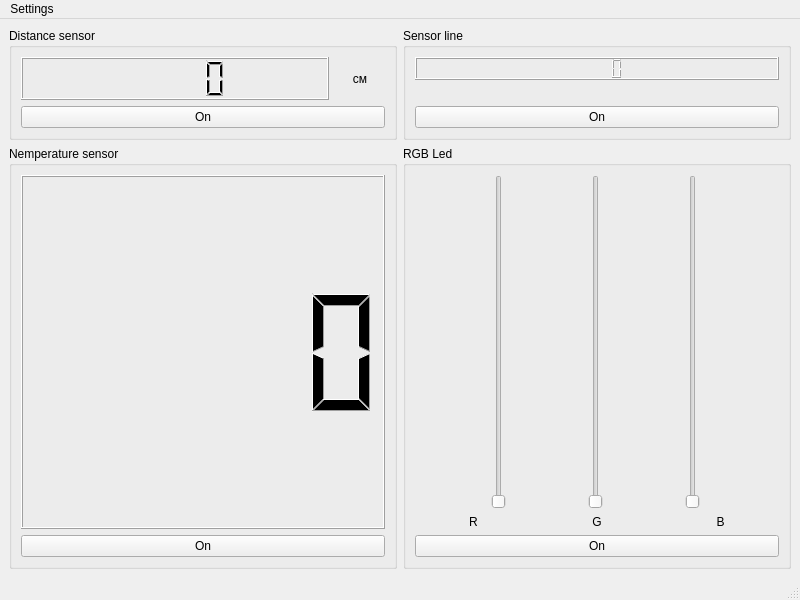
Before: the Qt Designer form gui/ui/MainWindow.ui in Ilya-Belyanov/PyArduino, drawn with Qt 5.
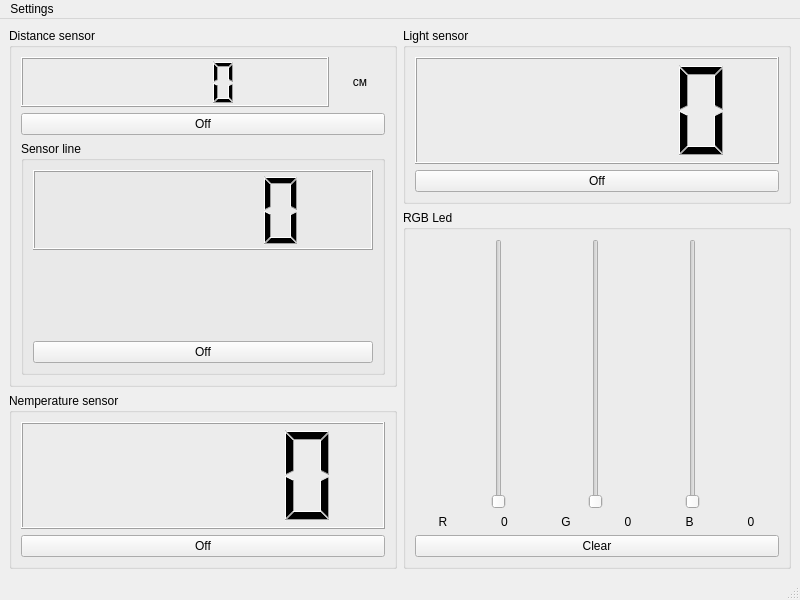
After: the same form once the commit is applied.

Commit message: Add light sensor and little refactor

Diff of the .ui file:
```diff
--- a/gui/ui/MainWindow.ui
+++ b/gui/ui/MainWindow.ui
@@ -15,7 +15,7 @@
   </property>
   <widget class="QWidget" name="centralwidget">
    <layout class="QGridLayout" name="gridLayout">
-    <item row="1" column="0">
+    <item row="2" column="0">
      <widget class="QGroupBox" name="groupBox_3">
       <property name="title">
        <string>Nemperature sensor</string>
@@ -27,95 +27,14 @@
        <item>
         <widget class="QPushButton" name="pushButton_2">
          <property name="text">
-          <string>On</string>
+          <string>Off</string>
          </property>
         </widget>
        </item>
       </layout>
      </widget>
     </item>
-    <item row="0" column="0">
-     <widget class="QGroupBox" name="groupBox">
-      <property name="title">
-       <string>Distance sensor</string>
-      </property>
-      <layout class="QVBoxLayout" name="verticalLayout">
-       <item>
-        <layout class="QHBoxLayout" name="horizontalLayout">
-         <item>
-          <widget class="QLCDNumber" name="lcdNumber">
-           <property name="minimumSize">
-            <size>
-             <width>200</width>
-             <height>0</height>
-            </size>
-           </property>
-           <property name="maximumSize">
-            <size>
-             <width>16777215</width>
-             <height>100</height>
-            </size>
-           </property>
-          </widget>
-         </item>
-         <item>
-          <widget class="QLabel" name="label">
-           <property name="maximumSize">
-            <size>
-             <width>50</width>
-             <height>50</height>
-            </size>
-           </property>
-           <property name="text">
-            <string>см</string>
-           </property>
-           <property name="alignment">
-            <set>Qt::AlignCenter</set>
-           </property>
-          </widget>
-         </item>
-        </layout>
-       </item>
-       <item>
-        <widget class="QPushButton" name="bDistance">
-         <property name="text">
-          <string>On</string>
-         </property>
-        </widget>
-       </item>
-      </layout>
-     </widget>
-    </item>
-    <item row="0" column="1">
-     <widget class="QGroupBox" name="groupBox_2">
-      <property name="title">
-       <string>Sensor line</string>
-      </property>
-      <layout class="QVBoxLayout" name="verticalLayout_2">
-       <item>
-        <widget class="QLCDNumber" name="lcdNumber_2"/>
-       </item>
-       <item>
-        <widget class="QLabel" name="label_2">
-         <property name="text">
-          <string/>
-         </property>
-         <property name="alignment">
-          <set>Qt::AlignCenter</set>
-         </property>
-        </widget>
-       </item>
-       <item>
-        <widget class="QPushButton" name="pushButton">
-         <property name="text">
-          <string>On</string>
-         </property>
-        </widget>
-       </item>
-      </layout>
-     </widget>
-    </item>
-    <item row="1" column="1">
+    <item row="1" column="1" rowspan="2">
      <widget class="QGroupBox" name="groupBox_4">
       <property name="title">
        <string>RGB Led</string>
@@ -158,6 +77,16 @@
            </property>
           </widget>
          </item>
+         <item>
+          <widget class="QLabel" name="lR">
+           <property name="text">
+            <string>0</string>
+           </property>
+           <property name="alignment">
+            <set>Qt::AlignCenter</set>
+           </property>
+          </widget>
+         </item>
          <item>
           <widget class="QLabel" name="label_4">
            <property name="text">
@@ -168,6 +97,16 @@
            </property>
           </widget>
          </item>
+         <item>
+          <widget class="QLabel" name="lG">
+           <property name="text">
+            <string>0</string>
+           </property>
+           <property name="alignment">
+            <set>Qt::AlignCenter</set>
+           </property>
+          </widget>
+         </item>
          <item>
           <widget class="QLabel" name="label_3">
            <property name="text">
@@ -178,18 +117,128 @@
            </property>
           </widget>
          </item>
+         <item>
+          <widget class="QLabel" name="lB">
+           <property name="text">
+            <string>0</string>
+           </property>
+           <property name="alignment">
+            <set>Qt::AlignCenter</set>
+           </property>
+          </widget>
+         </item>
         </layout>
        </item>
        <item>
         <widget class="QPushButton" name="pushButton_3">
          <property name="text">
-          <string>On</string>
+          <string>Clear</string>
          </property>
         </widget>
        </item>
       </layout>
      </widget>
     </item>
+    <item row="0" column="1">
+     <widget class="QGroupBox" name="groupBox_5">
+      <property name="title">
+       <string>Light sensor</string>
+      </property>
+      <layout class="QVBoxLayout" name="verticalLayout_5">
+       <item>
+        <widget class="QLCDNumber" name="lcdNumber_4"/>
+       </item>
+       <item>
+        <widget class="QPushButton" name="pushButton_4">
+         <property name="text">
+          <string>Off</string>
+         </property>
+        </widget>
+       </item>
+      </layout>
+     </widget>
+    </item>
+    <item row="0" column="0" rowspan="2">
+     <widget class="QGroupBox" name="groupBox">
+      <property name="title">
+       <string>Distance sensor</string>
+      </property>
+      <layout class="QVBoxLayout" name="verticalLayout">
+       <item>
+        <layout class="QHBoxLayout" name="horizontalLayout">
+         <item>
+          <widget class="QLCDNumber" name="lcdNumber">
+           <property name="minimumSize">
+            <size>
+             <width>200</width>
+             <height>0</height>
+            </size>
+           </property>
+           <property name="maximumSize">
+            <size>
+             <width>16777215</width>
+             <height>100</height>
+            </size>
+           </property>
+          </widget>
+         </item>
+         <item>
+          <widget class="QLabel" name="label">
+           <property name="maximumSize">
+            <size>
+             <width>50</width>
+             <height>50</height>
+            </size>
+           </property>
+           <property name="text">
+            <string>см</string>
+           </property>
+           <property name="alignment">
+            <set>Qt::AlignCenter</set>
+           </property>
+          </widget>
+         </item>
+        </layout>
+       </item>
+       <item>
+        <widget class="QPushButton" name="bDistance">
+         <property name="text">
+          <string>Off</string>
+         </property>
+        </widget>
+       </item>
+       <item>
+        <widget class="QGroupBox" name="groupBox_2">
+         <property name="title">
+          <string>Sensor line</string>
+         </property>
+         <layout class="QVBoxLayout" name="verticalLayout_2">
+          <item>
+           <widget class="QLCDNumber" name="lcdNumber_2"/>
+          </item>
+          <item>
+           <widget class="QLabel" name="label_2">
+            <property name="text">
+             <string/>
+            </property>
+            <property name="alignment">
+             <set>Qt::AlignCenter</set>
+            </property>
+           </widget>
+          </item>
+          <item>
+           <widget class="QPushButton" name="pushButton">
+            <property name="text">
+             <string>Off</string>
+            </property>
+           </widget>
+          </item>
+         </layout>
+        </widget>
+       </item>
+      </layout>
+     </widget>
+    </item>
    </layout>
   </widget>
   <widget class="QMenuBar" name="menubar">
```
The commit also changes 8 other files.
